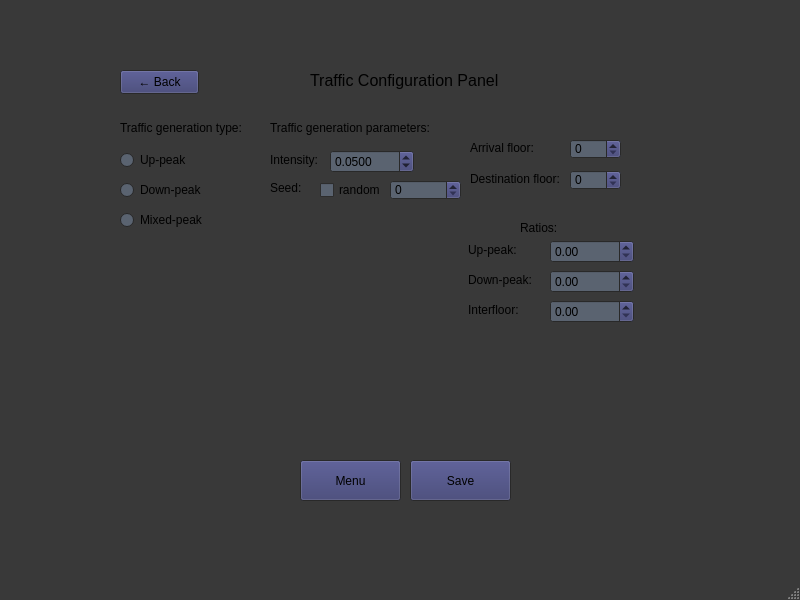
Old version of the form simulation/gui/config.ui in the repository matrochanowski/elevator-project.
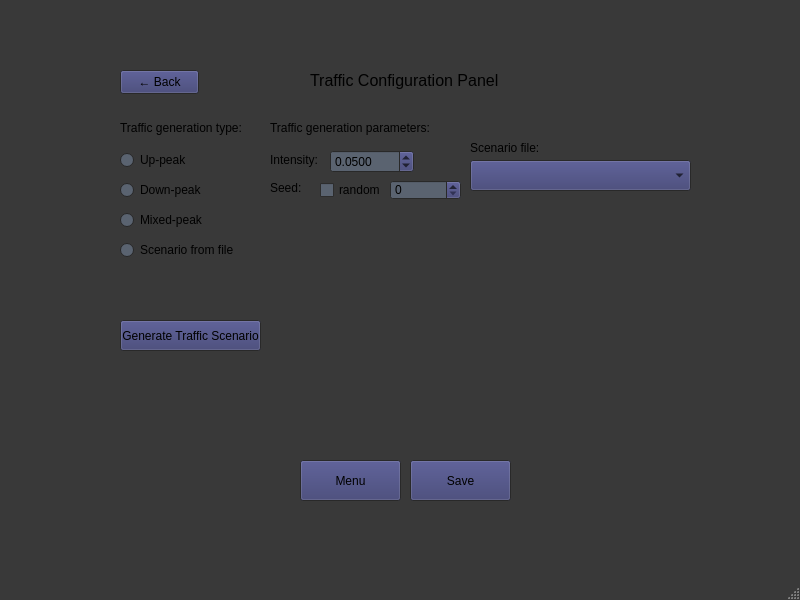
New version of the form. The open tabs and pages were chosen to show the change.

```diff
--- a/simulation/gui/config.ui
+++ b/simulation/gui/config.ui
@@ -989,7 +989,7 @@
        </rect>
       </property>
       <property name="currentIndex">
-       <number>2</number>
+       <number>3</number>
       </property>
       <widget class="QWidget" name="up_peak_page">
        <widget class="QLabel" name="label_18">
@@ -1209,6 +1209,31 @@
         </property>
        </widget>
       </widget>
+      <widget class="QWidget" name="page_6">
+       <widget class="QComboBox" name="scenarioFileComboBox">
+        <property name="geometry">
+         <rect>
+          <x>10</x>
+          <y>40</y>
+          <width>221</width>
+          <height>31</height>
+         </rect>
+        </property>
+       </widget>
+       <widget class="QLabel" name="label_41">
+        <property name="geometry">
+         <rect>
+          <x>10</x>
+          <y>20</y>
+          <width>81</width>
+          <height>16</height>
+         </rect>
+        </property>
+        <property name="text">
+         <string>Scenario file:</string>
+        </property>
+       </widget>
+      </widget>
      </widget>
      <widget class="QCheckBox" name="randomButton">
       <property name="geometry">
@@ -1223,6 +1248,32 @@
        <string>random</string>
       </property>
      </widget>
+     <widget class="QRadioButton" name="from_file_button">
+      <property name="geometry">
+       <rect>
+        <x>80</x>
+        <y>210</y>
+        <width>151</width>
+        <height>20</height>
+       </rect>
+      </property>
+      <property name="text">
+       <string>Scenario from file</string>
+      </property>
+     </widget>
+     <widget class="QPushButton" name="saveTrafficScenarioButton">
+      <property name="geometry">
+       <rect>
+        <x>80</x>
+        <y>290</y>
+        <width>141</width>
+        <height>31</height>
+       </rect>
+      </property>
+      <property name="text">
+       <string>Generate Traffic Scenario</string>
+      </property>
+     </widget>
     </widget>
     <widget class="QWidget" name="page_4">
      <widget class="QLabel" name="label_13">
```
Left out of the diff: 6 changed lines with no effect on the pictures.
